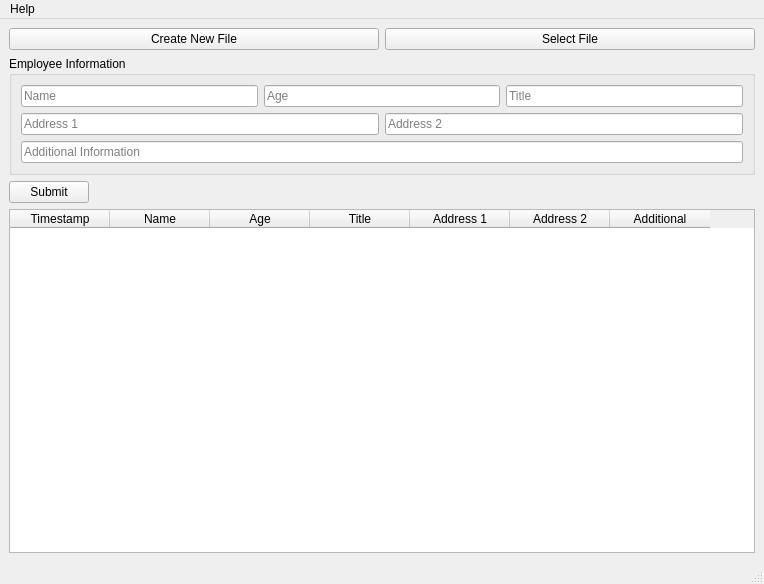
Before: the Qt Designer form main.ui in BrianHammond/Simple_JSON_Tool, drawn with Qt 5.
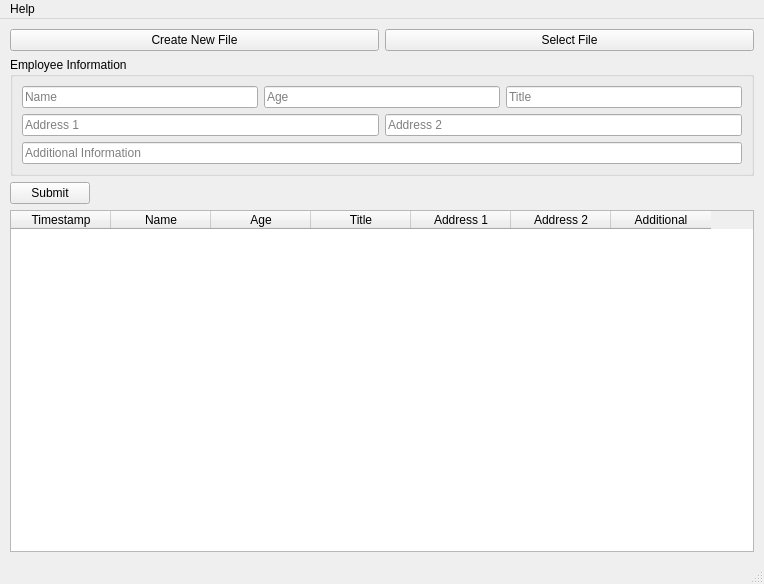
After: the same form once the commit is applied. Icons and pictures are not drawn.

Diff of the .ui file:
```diff
--- a/main.ui
+++ b/main.ui
@@ -22,6 +22,18 @@
   </property>
   <widget class="QWidget" name="centralwidget">
    <layout class="QVBoxLayout" name="verticalLayout">
+    <property name="leftMargin">
+     <number>10</number>
+    </property>
+    <property name="topMargin">
+     <number>10</number>
+    </property>
+    <property name="rightMargin">
+     <number>10</number>
+    </property>
+    <property name="bottomMargin">
+     <number>10</number>
+    </property>
     <item>
      <layout class="QHBoxLayout" name="horizontalLayout_4">
       <item>
```
Left out of the diff: 2 changed lines with no effect on the pictures.
